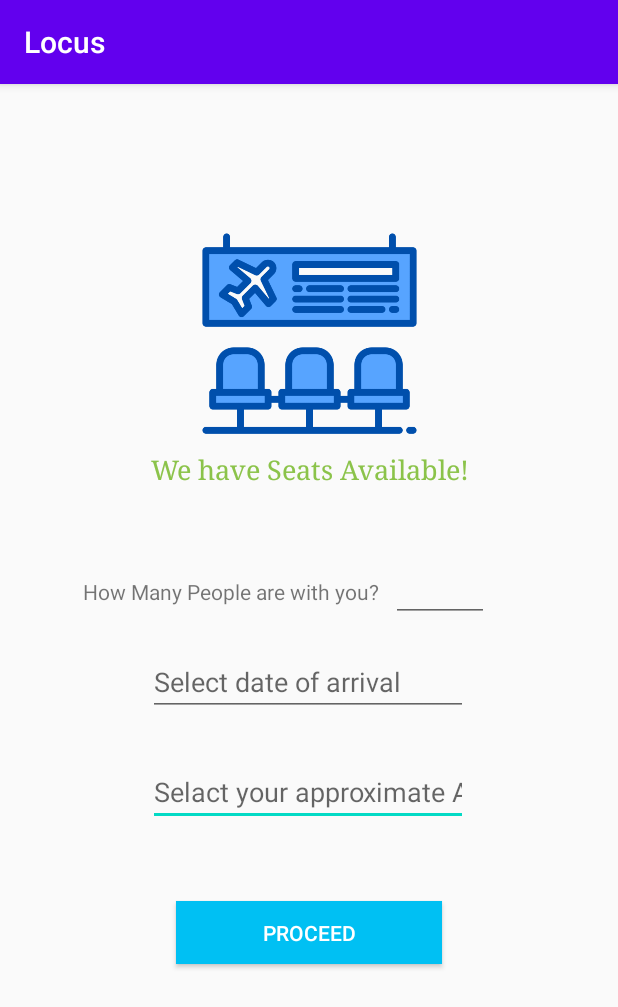
After one commit to Roshan0923/LocusMobileApplication, an Android app: the ListOfPlacesAvailable screen opened directly, with no data from a screen before it, on a phone screen of 412 x 824 dp. The commit adds this screen. Shown: the top 1007 px of the screen. Run offline under Robolectric (Android 15) with nearby library versions, the phone set to English and light mode, and no system bars.

Commit message:
Added List of Availble seats Activity

```diff
--- a/app/src/main/AndroidManifest.xml
+++ b/app/src/main/AndroidManifest.xml
@@ -9,7 +9,8 @@
         android:roundIcon="@mipmap/ic_launcher_round"
         android:supportsRtl="true"
         android:theme="@style/AppTheme">
-        <activity android:name=".AirportInformationActivity"></activity>
+        <activity android:name=".ListOfPlacesAvailable"></activity>
+        <activity android:name=".AirportInformationActivity" />
         <activity android:name=".Register" />
         <activity
             android:name=".ui.login.LoginActivity"
--- a/app/src/main/java/com/example/locus/AirportInformationActivity.java
+++ b/app/src/main/java/com/example/locus/AirportInformationActivity.java
@@ -2,13 +2,32 @@ package com.example.locus;
 
 import androidx.appcompat.app.AppCompatActivity;
 
+import android.content.Intent;
 import android.os.Bundle;
+import android.view.View;
+import android.widget.Button;
 
 public class AirportInformationActivity extends AppCompatActivity {
+
+    private Button airportInfoProccedButton;
 
     @Override
     protected void onCreate(Bundle savedInstanceState) {
         super.onCreate(savedInstanceState);
         setContentView(R.layout.activity_airport_information);
+        airportInfoProccedButton=(Button)findViewById(R.id.airportInfoProcced);
+
+        airportInfoProccedButton.setOnClickListener(new View.OnClickListener() {
+            @Override
+            public void onClick(View v) {
+                proccedToAvailBleSetsAvtivity();
+            }
+        });
+    }
+
+    public void proccedToAvailBleSetsAvtivity()
+    {
+        Intent intent=new Intent(this,ListOfPlacesAvailable.class);
+        startActivity(intent);
     }
 }
--- /dev/null
+++ b/app/src/main/java/com/example/locus/ListOfPlacesAvailable.java
@@ -0,0 +1,14 @@
+package com.example.locus;
+
+import androidx.appcompat.app.AppCompatActivity;
+
+import android.os.Bundle;
+
+public class ListOfPlacesAvailable extends AppCompatActivity {
+
+    @Override
+    protected void onCreate(Bundle savedInstanceState) {
+        super.onCreate(savedInstanceState);
+        setContentView(R.layout.activity_list_of_places_available);
+    }
+}
--- a/app/src/main/res/layout/activity_airport_information.xml
+++ b/app/src/main/res/layout/activity_airport_information.xml
@@ -7,7 +7,7 @@
     tools:context=".AirportInformationActivity">
 
     <Button
-        android:id="@+id/registerbutton2"
+        android:id="@+id/airportInfoProcced"
         android:layout_width="177dp"
         android:layout_height="42dp"
         android:layout_marginStart="117dp"
--- /dev/null
+++ b/app/src/main/res/layout/activity_list_of_places_available.xml
@@ -0,0 +1,113 @@
+<?xml version="1.0" encoding="utf-8"?>
+<androidx.constraintlayout.widget.ConstraintLayout xmlns:android="http://schemas.android.com/apk/res/android"
+    xmlns:app="http://schemas.android.com/apk/res-auto"
+    xmlns:tools="http://schemas.android.com/tools"
+    android:layout_width="match_parent"
+    android:layout_height="match_parent"
+    tools:context=".ListOfPlacesAvailable">
+
+    <Button
+        android:id="@+id/registerbutton3"
+        android:layout_width="177dp"
+        android:layout_height="42dp"
+        android:layout_marginStart="117dp"
+        android:layout_marginLeft="117dp"
+        android:layout_marginTop="50dp"
+        android:layout_marginEnd="117dp"
+        android:layout_marginRight="117dp"
+        android:background="#00c0f3"
+        android:text="proceed"
+        android:textColor="#FFFFFF"
+        app:layout_constraintEnd_toEndOf="parent"
+        app:layout_constraintHorizontal_bias="0.0"
+        app:layout_constraintStart_toStartOf="parent"
+        app:layout_constraintTop_toBottomOf="@+id/arrivalTime" />
+
+    <ImageView
+        android:id="@+id/imageView4"
+        android:layout_width="147dp"
+        android:layout_height="147dp"
+        android:layout_marginStart="132dp"
+        android:layout_marginLeft="132dp"
+        android:layout_marginTop="97dp"
+        android:layout_marginEnd="132dp"
+        android:layout_marginRight="132dp"
+        app:layout_constraintEnd_toEndOf="parent"
+        app:layout_constraintStart_toStartOf="parent"
+        app:layout_constraintTop_toTopOf="parent"
+        app:srcCompat="@drawable/airport" />
+
+    <TextView
+        android:id="@+id/textView5"
+        android:layout_width="wrap_content"
+        android:layout_height="wrap_content"
+        android:layout_marginStart="99dp"
+        android:layout_marginLeft="99dp"
+        android:layout_marginEnd="98dp"
+        android:layout_marginRight="98dp"
+        android:fontFamily="serif"
+        android:text="We have Seats Available!"
+        android:textColor="#8BC34A"
+        android:textSize="18sp"
+        app:layout_constraintEnd_toEndOf="parent"
+        app:layout_constraintStart_toStartOf="parent"
+        app:layout_constraintTop_toBottomOf="@+id/imageView4" />
+
+    <EditText
+        android:id="@+id/arrivalTime"
+        android:layout_width="wrap_content"
+        android:layout_height="wrap_content"
+        android:layout_marginStart="98dp"
+        android:layout_marginLeft="98dp"
+        android:layout_marginTop="28dp"
+        android:layout_marginEnd="99dp"
+        android:layout_marginRight="99dp"
+        android:ems="10"
+        android:hint="Selact your approximate Arrival Time"
+        android:inputType="time"
+        app:layout_constraintEnd_toEndOf="parent"
+        app:layout_constraintStart_toStartOf="parent"
+        app:layout_constraintTop_toBottomOf="@+id/editText4" />
+
+    <EditText
+        android:id="@+id/editText4"
+        android:layout_width="wrap_content"
+        android:layout_height="wrap_content"
+        android:layout_marginStart="98dp"
+        android:layout_marginLeft="98dp"
+        android:layout_marginTop="28dp"
+        android:layout_marginEnd="99dp"
+        android:layout_marginRight="99dp"
+        android:ems="10"
+        android:hint="Select date of arrival "
+        android:inputType="date"
+        app:layout_constraintEnd_toEndOf="parent"
+        app:layout_constraintStart_toStartOf="parent"
+        app:layout_constraintTop_toBottomOf="@+id/textView6" />
+
+    <TextView
+        android:id="@+id/textView6"
+        android:layout_width="wrap_content"
+        android:layout_height="wrap_content"
+        android:layout_marginStart="55dp"
+        android:layout_marginLeft="55dp"
+        android:layout_marginTop="60dp"
+        android:layout_marginEnd="9dp"
+        android:layout_marginRight="9dp"
+        android:text="How Many People are with you?"
+        app:layout_constraintEnd_toStartOf="@+id/editText5"
+        app:layout_constraintStart_toStartOf="parent"
+        app:layout_constraintTop_toBottomOf="@+id/textView5" />
+
+    <EditText
+        android:id="@+id/editText5"
+        android:layout_width="65dp"
+        android:layout_height="46dp"
+        android:layout_marginStart="8dp"
+        android:layout_marginLeft="8dp"
+        android:layout_marginTop="44dp"
+        android:ems="10"
+        android:inputType="number"
+        app:layout_constraintStart_toEndOf="@+id/textView6"
+        app:layout_constraintTop_toBottomOf="@+id/textView5" />
+</androidx.constraintlayout.widget.ConstraintLayout>
```
Also changed, not shown: app/src/main/res/drawable/airport.png (added).
